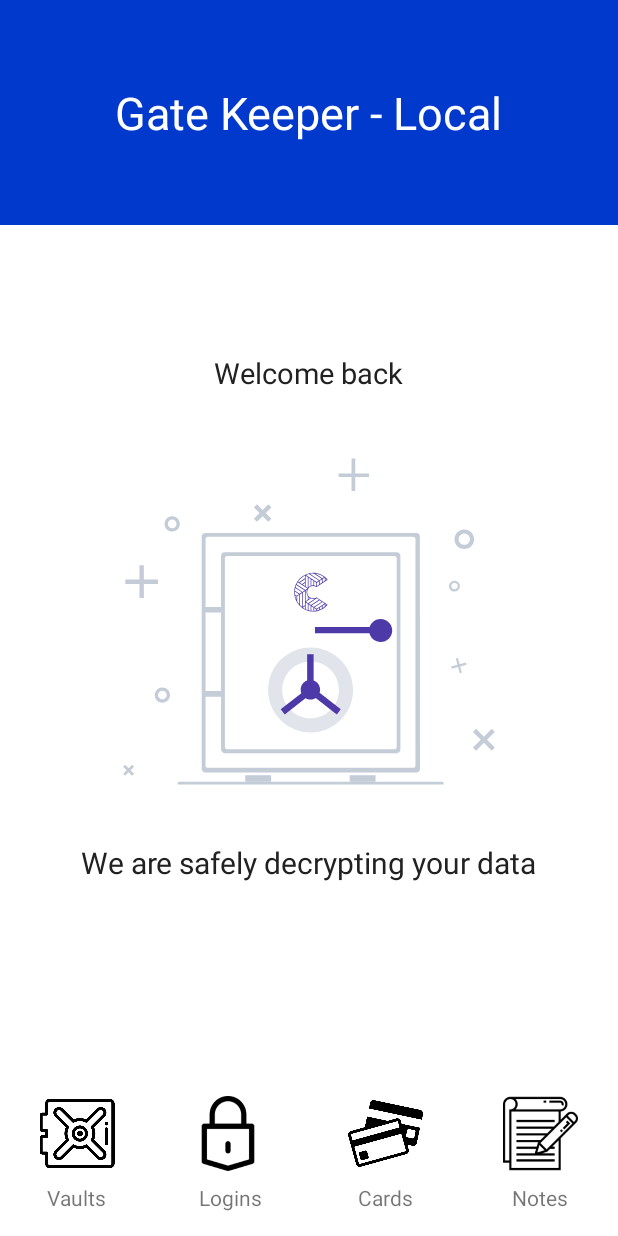
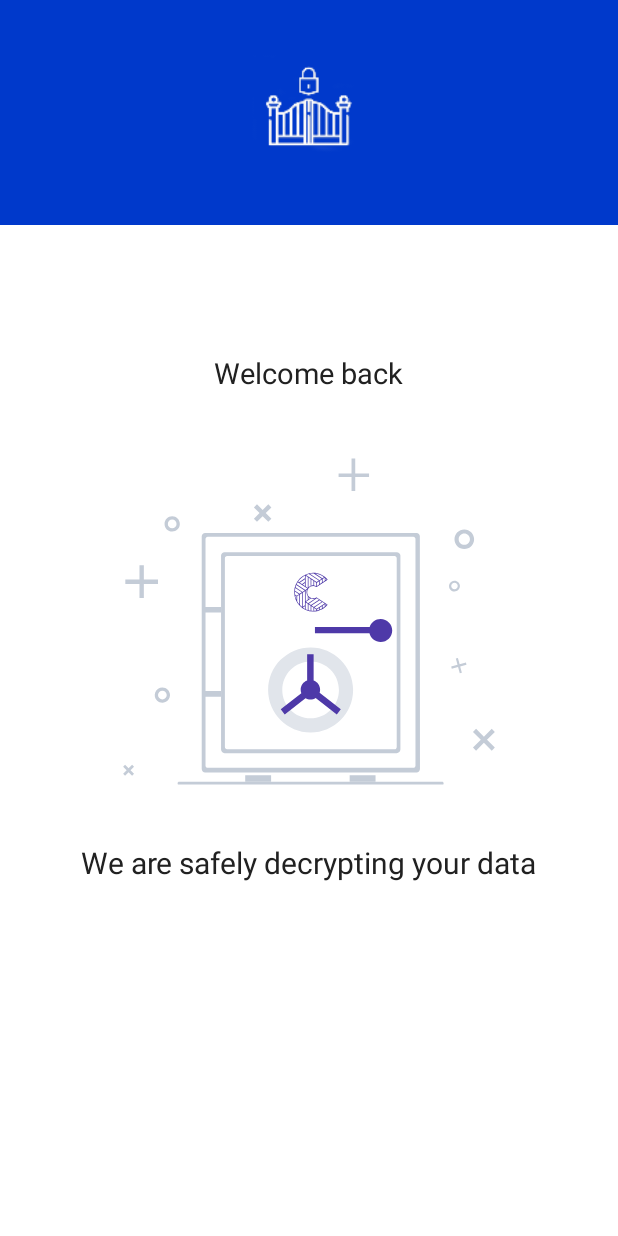
Before and after one commit to gkortsaridis/Gate-Keeper-Android, an Android app: the LoadingActivity screen opened directly, with no data from a screen before it, on a phone screen of 412 x 824 dp. Run offline under Robolectric (Android 15) with nearby library versions, the phone set to English and light mode, and no system bars; our stand-ins replace RxJava; libraries missing offline, so code that uses them is left out: com.github.florent37.shapeofview; plain views replace ArcView; 1 statement that could not run was skipped.

Commit message:
Loading Activity UI touched

```diff
--- a/app/src/main/res/layout/activity_loading.xml
+++ b/app/src/main/res/layout/activity_loading.xml
@@ -17,13 +17,11 @@
             android:layout_width="match_parent"
             android:layout_height="150dp"
             android:background="@color/colorPrimaryDark">
-            <TextView
-                android:layout_width="wrap_content"
-                android:layout_height="wrap_content"
-                android:text="@string/app_name"
-                android:textSize="30sp"
-                android:layout_centerInParent="true"
-                android:textColor="@android:color/white"/>
+            <ImageView
+                android:layout_width="100dp"
+                android:layout_height="100dp"
+                android:background="@mipmap/ic_launcher"
+                android:layout_centerInParent="true"/>
         </RelativeLayout>
 
     </com.github.florent37.shapeofview.shapes.ArcView>
@@ -62,101 +60,4 @@
 
     </LinearLayout>
 
-    <LinearLayout
-        android:layout_width="match_parent"
-        android:layout_height="wrap_content"
-        android:layout_alignParentBottom="true"
-        android:weightSum="4">
-
-        <LinearLayout
-            android:layout_width="0dp"
-            android:layout_height="match_parent"
-            android:layout_weight="1"
-            android:orientation="vertical">
-
-            <ImageView
-                android:layout_width="match_parent"
-                android:layout_height="50dp"
-                android:src="@drawable/vault"/>
-
-            <TextView
-                android:layout_width="wrap_content"
-                android:layout_height="wrap_content"
-                android:text="Vaults"
-                android:layout_gravity="center_horizontal"
-                android:layout_marginBottom="16dp"
-                android:layout_marginTop="8dp"/>
-
-        </LinearLayout>
-
-        <LinearLayout
-            android:layout_width="0dp"
-            android:layout_height="match_parent"
-            android:layout_weight="1"
-            android:orientation="vertical">
-
-            <ImageView
-                android:layout_width="match_parent"
-                android:layout_height="50dp"
-                android:src="@drawable/padlock"
-                android:layout_marginLeft="-4dp"/>
-
-            <TextView
-                android:layout_width="wrap_content"
-                android:layout_height="wrap_content"
-                android:text="Logins"
-                android:layout_gravity="center_horizontal"
-                android:layout_marginBottom="16dp"
-                android:layout_marginTop="8dp"/>
-
-        </LinearLayout>
-
-        <LinearLayout
-            android:layout_width="0dp"
-            android:layout_height="match_parent"
-            android:layout_weight="1"
-            android:orientation="vertical">
-
-            <ImageView
-                android:layout_width="match_parent"
-                android:layout_height="50dp"
-                android:src="@drawable/credit_cards"/>
-
-            <TextView
-                android:layout_width="wrap_content"
-                android:layout_height="wrap_content"
-                android:text="Cards"
-                android:layout_gravity="center_horizontal"
-                android:layout_marginBottom="16dp"
-                android:layout_marginTop="8dp"/>
-
-        </LinearLayout>
-
-        <LinearLayout
-            android:layout_width="0dp"
-            android:layout_height="match_parent"
-            android:layout_weight="1"
-            android:orientation="vertical">
-
-            <ImageView
-                android:layout_width="match_parent"
-                android:layout_height="50dp"
-                android:src="@drawable/note"/>
-
-            <TextView
-                android:layout_width="wrap_content"
-                android:layout_height="wrap_content"
-                android:text="Notes"
-                android:layout_gravity="center_horizontal"
-                android:layout_marginBottom="16dp"
-                android:layout_marginTop="8dp"/>
-
-        </LinearLayout>
-
-
-
-
-
-    </LinearLayout>
-
 </RelativeLayout>
```
